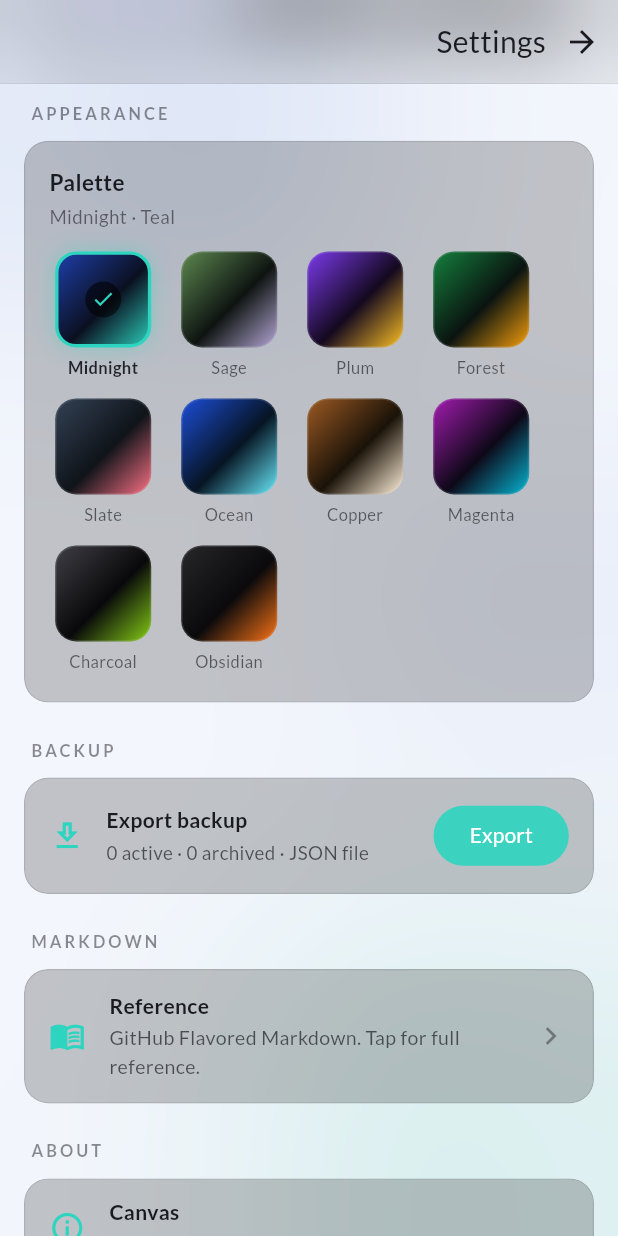
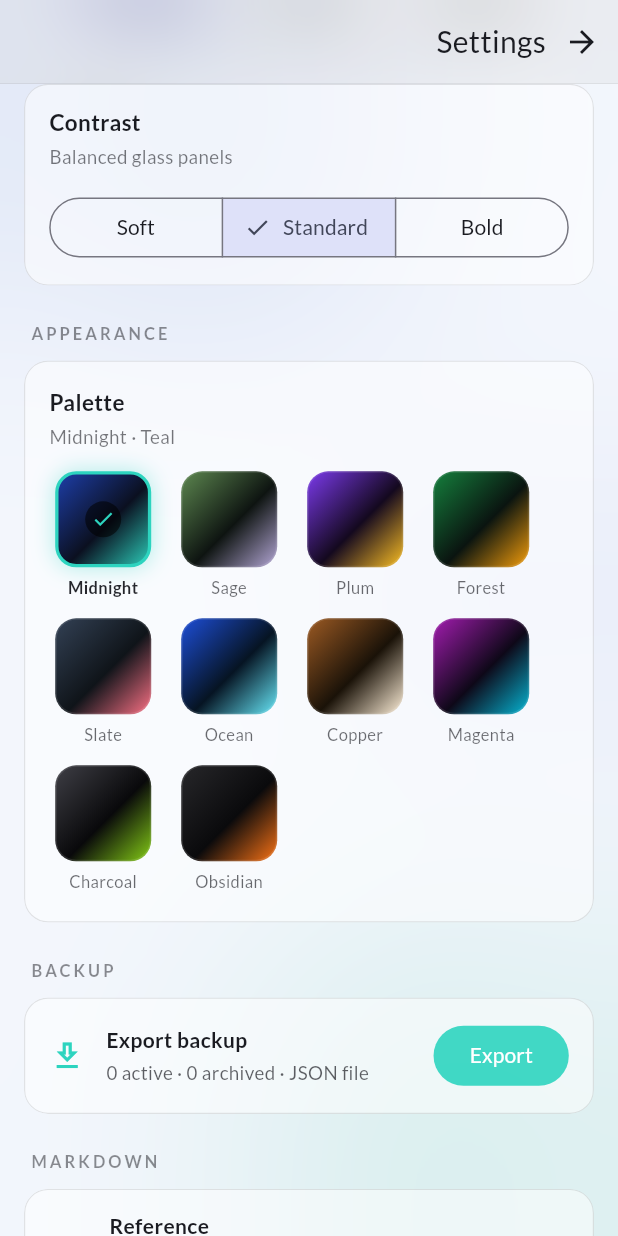
Before and after one commit to ElecTream/canvas, a Flutter app: the SettingsScreen screen opened directly, scrolled down 576 dp, on a phone screen of 412 x 824 dp. Run offline on Flutter 3.47's test engine with Material 3 defaults, Android fonts, the phone set to English and light mode, and no system bars; our stand-ins replace cloud_firestore, drift, firebase_auth, firebase_core, flutter_image_compress, flutter_riverpod and 9 more; missing offline and left inert: desktop_drop, extension_google_sign_in_as_googleapis_auth, googleapis, local_sync, markdown_widget, super_clipboard; accounts and stored records are empty; generated files the repository leaves out were written again.

Commit message:
auto-commit: 2026-04-24 16:37 (session-end)

```diff
--- /dev/null
+++ b/lib/providers/contrast_provider.dart
@@ -0,0 +1,50 @@
+import 'package:flutter_riverpod/flutter_riverpod.dart';
+import 'package:shared_preferences/shared_preferences.dart';
+
+enum ContrastLevel { soft, standard, bold }
+
+extension ContrastLevelX on ContrastLevel {
+  /// Multiplier applied to glass-card alphas. >1 = more opaque, <1 = softer.
+  double get scale => switch (this) {
+        ContrastLevel.soft => 0.7,
+        ContrastLevel.standard => 1.0,
+        ContrastLevel.bold => 1.5,
+      };
+
+  String get label => switch (this) {
+        ContrastLevel.soft => 'Soft',
+        ContrastLevel.standard => 'Standard',
+        ContrastLevel.bold => 'Bold',
+      };
+}
+
+class ContrastNotifier extends StateNotifier<ContrastLevel> {
+  ContrastNotifier() : super(ContrastLevel.standard) {
+    _load();
+  }
+
+  static const _key = 'contrast_level';
+
+  Future<void> _load() async {
+    final prefs = await SharedPreferences.getInstance();
+    final name = prefs.getString(_key);
+    if (name == null) return;
+    for (final l in ContrastLevel.values) {
+      if (l.name == name) {
+        state = l;
+        return;
+      }
+    }
+  }
+
+  Future<void> set(ContrastLevel l) async {
+    state = l;
+    final prefs = await SharedPreferences.getInstance();
+    await prefs.setString(_key, l.name);
+  }
+}
+
+final contrastProvider =
+    StateNotifierProvider<ContrastNotifier, ContrastLevel>(
+  (ref) => ContrastNotifier(),
+);
--- a/lib/screens/settings_screen.dart
+++ b/lib/screens/settings_screen.dart
@@ -15,6 +15,7 @@ import '../providers/palette_provider.dart';
 import '../providers/sync_provider.dart';
 import '../services/auth_service.dart';
 import '../sync/sync_service.dart';
+import '../providers/contrast_provider.dart';
 import '../providers/theme_mode_provider.dart';
 import '../theme/palettes.dart';
 import '../theme/surface_colors.dart';
@@ -70,6 +71,8 @@ class SettingsScreen extends ConsumerWidget {
           const SizedBox(height: 20),
           const _SectionLabel('Theme'),
           const _ThemeModeCard(),
+          const SizedBox(height: 12),
+          const _ContrastCard(),
           const SizedBox(height: 20),
           const _SectionLabel('Appearance'),
           GlassCard(
@@ -974,6 +977,62 @@ class _ThemeModeCard extends ConsumerWidget {
   }
 }
 
+class _ContrastCard extends ConsumerWidget {
+  const _ContrastCard();
+
+  @override
+  Widget build(BuildContext context, WidgetRef ref) {
+    final level = ref.watch(contrastProvider);
+    return GlassCard(
+      padding: const EdgeInsets.fromLTRB(16, 14, 16, 14),
+      child: Column(
+        crossAxisAlignment: CrossAxisAlignment.start,
+        children: [
+          const Text(
+            'Contrast',
+            style: TextStyle(fontWeight: FontWeight.w600, fontSize: 15),
+          ),
+          const SizedBox(height: 4),
+          Text(
+            switch (level) {
+              ContrastLevel.soft => 'Lighter glass, gentler blur',
+              ContrastLevel.standard => 'Balanced glass panels',
+              ContrastLevel.bold => 'More opaque panels, stronger edges',
+            },
+            style: TextStyle(
+              color: onSurfaceMuted(context, 0.6),
+              fontSize: 12.5,
+            ),
+          ),
+          const SizedBox(height: 14),
+          SizedBox(
+            width: double.infinity,
+            child: SegmentedButton<ContrastLevel>(
+              segments: const [
+                ButtonSegment(
+                  value: ContrastLevel.soft,
+                  label: Text('Soft'),
+                ),
+                ButtonSegment(
+                  value: ContrastLevel.standard,
+                  label: Text('Standard'),
+                ),
+                ButtonSegment(
+                  value: ContrastLevel.bold,
+                  label: Text('Bold'),
+                ),
+              ],
+              selected: {level},
+              onSelectionChanged: (s) =>
+                  ref.read(contrastProvider.notifier).set(s.first),
+            ),
+          ),
+        ],
+      ),
+    );
+  }
+}
+
 class _SectionLabel extends StatelessWidget {
   const _SectionLabel(this.text);
   final String text;
--- a/lib/theme/surface_colors.dart
+++ b/lib/theme/surface_colors.dart
@@ -10,12 +10,6 @@ Color surfaceTint(BuildContext ctx, double alpha) {
 Color onSurfaceMuted(BuildContext ctx, double alpha) =>
     Theme.of(ctx).colorScheme.onSurface.withValues(alpha: alpha);
 
-/// Readable-card base fill: black on dark, white on light.
-Color readableBase(BuildContext ctx) {
-  final dark = Theme.of(ctx).brightness == Brightness.dark;
-  return dark ? Colors.black : Colors.white;
-}
-
 /// Inverse of [surfaceTint] — dark on dark, light on light.
 Color inverseSurface(BuildContext ctx, double alpha) {
   final dark = Theme.of(ctx).brightness == Brightness.dark;
--- a/lib/utils/app_snackbar.dart
+++ b/lib/utils/app_snackbar.dart
@@ -1,3 +1,5 @@
+import 'dart:async';
+
 import 'package:flutter/material.dart';
 
 /// Root-scoped ScaffoldMessenger key wired into MaterialApp so snackbars
@@ -7,9 +9,14 @@ import 'package:flutter/material.dart';
 final GlobalKey<ScaffoldMessengerState> rootScaffoldMessengerKey =
     GlobalKey<ScaffoldMessengerState>();
 
+// Safety-net timer that force-dismisses the active snackbar even if the
+// framework's own duration fails to fire (e.g. when the hosting scaffold
+// unmounts mid-animation during a route pop). Canceled on each new show.
+Timer? _activeDismissTimer;
+
 /// Standard snackbar entrypoint. Always dismisses any pending snackbar first
-/// so we never stack multiple behind each other (which was the root cause of
-/// "snackbars never go away"). Default 3s duration.
+/// so we never stack multiple behind each other, and arms a wall-clock timer
+/// so navigation mid-snack cannot leave a stale snackbar glued to the screen.
 ScaffoldMessengerState? showAppSnack(
   BuildContext context,
   String message, {
@@ -19,7 +26,9 @@ ScaffoldMessengerState? showAppSnack(
   final messenger = rootScaffoldMessengerKey.currentState ??
       ScaffoldMessenger.maybeOf(context);
   if (messenger == null) return null;
-  messenger.hideCurrentSnackBar();
+
+  _activeDismissTimer?.cancel();
+  messenger.clearSnackBars();
   messenger.showSnackBar(
     SnackBar(
       content: Text(message),
@@ -27,5 +36,21 @@ ScaffoldMessengerState? showAppSnack(
       action: action,
     ),
   );
+  _activeDismissTimer = Timer(
+    duration + const Duration(milliseconds: 400),
+    () {
+      final m = rootScaffoldMessengerKey.currentState;
+      m?.hideCurrentSnackBar();
+    },
+  );
   return messenger;
 }
+
+/// Dismiss any visible snackbar immediately. Call on route changes when the
+/// snackbar's context no longer makes sense (e.g. user navigated past the
+/// action's target).
+void dismissAppSnack() {
+  _activeDismissTimer?.cancel();
+  _activeDismissTimer = null;
+  rootScaffoldMessengerKey.currentState?.clearSnackBars();
+}
--- a/lib/widgets/glass_card.dart
+++ b/lib/widgets/glass_card.dart
@@ -2,6 +2,7 @@ import 'dart:ui';
 
 import 'package:flutter/material.dart';
 import 'package:flutter_riverpod/flutter_riverpod.dart';
+import '../providers/contrast_provider.dart';
 import '../providers/palette_provider.dart';
 import '../theme/palettes.dart';
 import '../theme/surface_colors.dart';
@@ -36,22 +37,43 @@ class GlassCard extends ConsumerWidget {
   Widget build(BuildContext context, WidgetRef ref) {
     final radius = BorderRadius.circular(borderRadius);
     final palette = paletteColorsOf(ref.watch(paletteProvider));
+    final contrast = ref.watch(contrastProvider).scale;
     final brightness = Theme.of(context).brightness;
+    final isDark = brightness == Brightness.dark;
     final blobs = palette.blobsFor(brightness);
     final avg = (blobs[0].computeLuminance() +
             blobs[1].computeLuminance() +
             blobs[2].computeLuminance()) /
         3;
     final t = avg.clamp(0.0, 1.0);
-    final minA = readable ? 0.40 : 0.10;
-    final maxA = readable ? 0.65 : 0.26;
-    final alpha = minA + (maxA - minA) * t;
-    // Readable cards darken/lighten to keep body text crisp against blobs;
-    // non-readable cards keep the frosted look.
-    final base = readable
-        ? readableBase(context)
-        : (brightness == Brightness.dark ? Colors.white : Colors.black);
-    final fill = tint ?? base.withValues(alpha: alpha);
+
+    // Light mode favors white frost across the board: non-readable cards
+    // become brighter panes over pastel blobs, readable cards pick up a
+    // subtle gray so black text reads without tinting the whole surface.
+    final Color base;
+    final double alpha;
+    if (readable) {
+      if (isDark) {
+        base = Colors.black;
+        alpha = (0.40 + 0.25 * t) * contrast;
+      } else {
+        // Slight gray darken — text (onSurface) still reads crisp, card
+        // remains distinct from scaffold without going jet black.
+        base = Colors.black;
+        alpha = (0.05 + 0.06 * t) * contrast;
+      }
+    } else {
+      if (isDark) {
+        base = Colors.white;
+        alpha = (0.10 + 0.16 * t) * contrast;
+      } else {
+        // Light + non-readable: push white opacity up so tiles pop against
+        // pastel blobs instead of disappearing into the surface.
+        base = Colors.white;
+        alpha = (0.35 + 0.25 * t) * contrast;
+      }
+    }
+    final fill = tint ?? base.withValues(alpha: alpha.clamp(0.0, 1.0));
 
     Widget inner = AnimatedContainer(
       duration: const Duration(milliseconds: 350),
@@ -60,7 +82,7 @@ class GlassCard extends ConsumerWidget {
         color: fill,
         borderRadius: radius,
         border: Border.all(
-          color: surfaceTint(context, borderAlpha),
+          color: surfaceTint(context, borderAlpha * contrast),
           width: 0.8,
         ),
       ),
--- a/pubspec.yaml
+++ b/pubspec.yaml
@@ -1,7 +1,7 @@
 name: canvas
 description: A simple, polished notes app.
 publish_to: 'none'
-version: 0.9.9
+version: 0.9.10
 environment:
   sdk: '>=3.5.0 <4.0.0'
 
```
